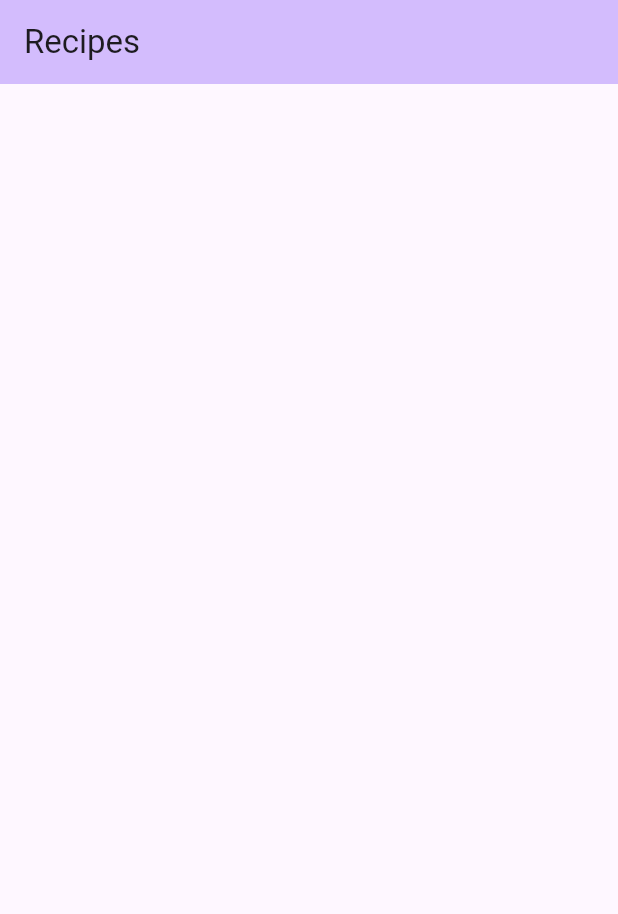
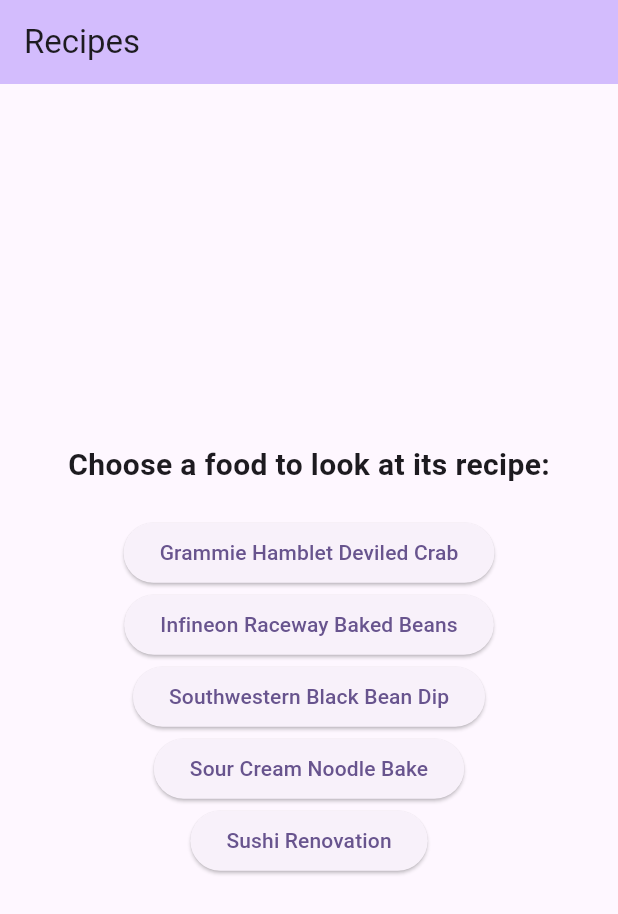
Before and after one commit to fernandocm9/MAD_recipeBook, a Flutter app: the screen it shows after launch, on a phone screen of 412 x 824 dp. Shown: the top 914 px of the screen. Run offline on Flutter 3.47's test engine with Material 3 defaults, Android fonts, the phone set to English and light mode, and no system bars.

Commit message:
used loops to create buttons and display recipe info. Also imported information to be able to share between files

```diff
--- a/recipe_book/lib/details_screen.dart
+++ b/recipe_book/lib/details_screen.dart
@@ -1,6 +1,10 @@
 import 'package:flutter/material.dart';
 
 class DetailsScreen extends StatefulWidget{
+  final Map<String, dynamic> foodDetail;
+
+  const DetailsScreen({super.key, required this.foodDetail});
+
   @override
   _DetailsScreenState createState() => _DetailsScreenState();
 }
@@ -9,15 +13,24 @@ class _DetailsScreenState extends State<DetailsScreen>{
 
   @override
   Widget build(BuildContext context){
+    final food = widget.foodDetail;
 
     return Scaffold(
+      resizeToAvoidBottomInset: false,
       appBar: AppBar(
-        title: Text('food title'),
+        title: Text(food['title']),
       ),
       body: SingleChildScrollView(
         child: Column(
           children: [
-            Text('some tect here')
+            Text('Ingredients:', style: Theme.of(context).textTheme.headlineMedium,),
+            SizedBox(height: 5,),
+            for(var ingredient in food['ingredients']) Text(ingredient),
+            SizedBox(height: 15,),
+            Text('Instructions:', style: Theme.of(context).textTheme.headlineMedium,),
+            SizedBox(height: 5,),
+            Text(food['instructions']),
+            SizedBox(height: 15,)
           ],
         ),
       ),
--- a/recipe_book/lib/main.dart
+++ b/recipe_book/lib/main.dart
@@ -1,4 +1,5 @@
 import 'package:flutter/material.dart';
+import 'details_screen.dart';
 
 void main() {
   runApp(const MyApp());
@@ -14,6 +15,7 @@ class MyApp extends StatelessWidget {
       title: 'Class work 2',
       theme: ThemeData(
         colorScheme: ColorScheme.fromSeed(seedColor: Colors.deepPurple),
+        useMaterial3: true,
       ),
       home: MyHomePage(title: 'Recipes'),
     );
@@ -125,23 +127,38 @@ class _MyHomePageState extends State<MyHomePage> {
     "picture_link": null
   }];
 
+
+
   var foodTitles = ['Grammie Hamblet Deviled Crab', 'Infineon Raceway Baked Beans',
   'Southwestern Black Bean Dip',
   'Sour Cream Noodle Bake',
   'Sushi Renovation'];
 
+  void _selectRecipe(Map<String, dynamic> recipe, BuildContext context){
+    Navigator.push(context, MaterialPageRoute(builder: (context) => DetailsScreen(foodDetail: recipe)));
+  }
+
   @override
   Widget build(BuildContext context) {
     return Scaffold(
       appBar: AppBar(
+
         backgroundColor: Theme.of(context).colorScheme.inversePrimary,
+
         title: Text(widget.title),
       ),
       body: Center(
+
         child: Column(
+
           mainAxisAlignment: MainAxisAlignment.center,
           children: <Widget>[
-
+            Text('Choose a food to look at its recipe:', style: TextStyle(fontWeight: FontWeight.bold, fontSize: 20)),
+            SizedBox(height: 20,),
+            for(var title in foodTitles)
+              ElevatedButton(
+                onPressed: () =>  _selectRecipe(foodDetails[foodTitles.indexOf(title)], context),
+                child: Text(title)),
           ],
         ),
       ), // This trailing comma makes auto-formatting nicer for build methods.
```
